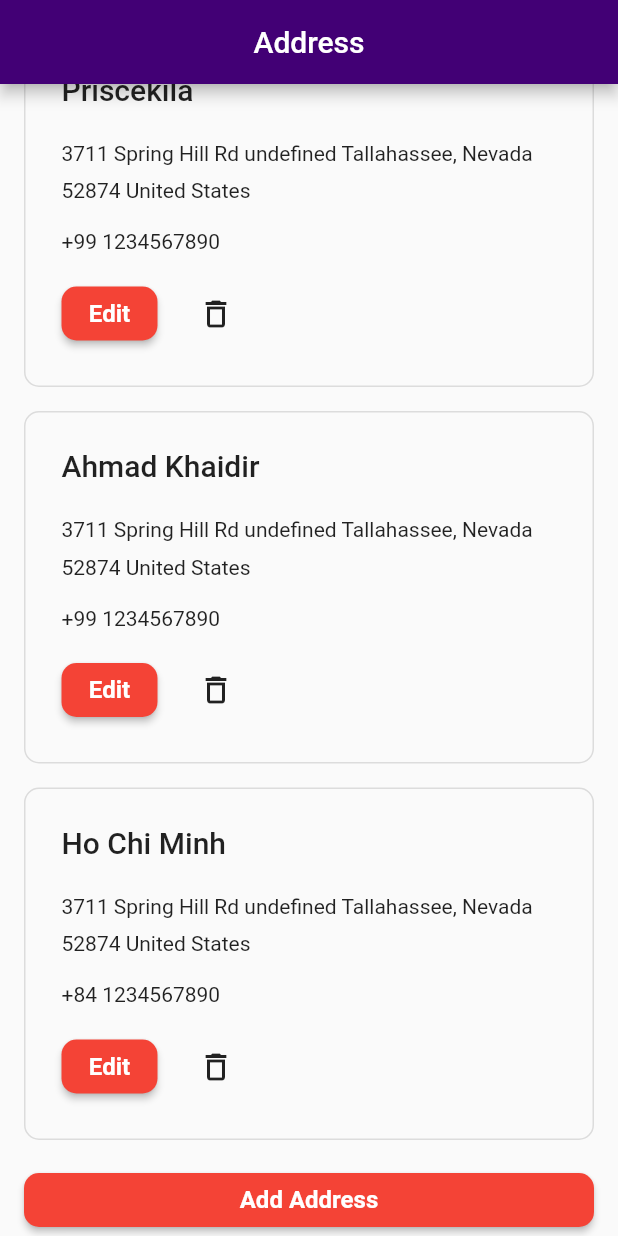
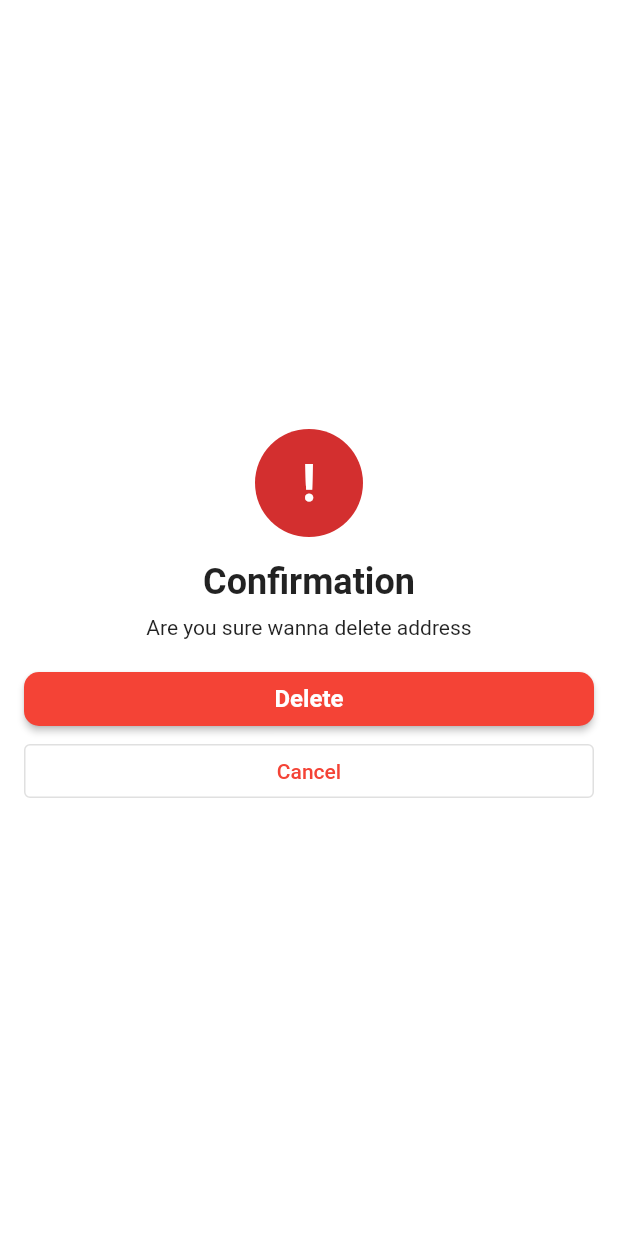
Before and after one commit to wewo-ecommerce/wewo, a Flutter app: the screen it shows after launch, scrolled down 49 dp, after a tap on the "delete outline" icon, on a phone screen of 412 x 824 dp. Run offline on Flutter 3.47's test engine with Material 2 defaults, Android fonts, the light colour scheme and no system bars; our stand-ins replace another_flushbar, cached_network_image, cloud_firestore, flutter_svg, get, get_storage and 2 more; missing offline and left inert: dart:ffi; accounts and stored records are empty; Roboto replaces fonts that are missing (Quicksand).

Commit message:
address config route

```diff
--- a/lib/app/modules/address/views/widgets/address_card.dart
+++ b/lib/app/modules/address/views/widgets/address_card.dart
@@ -8,7 +8,7 @@ class AddressCard extends StatefulWidget {
 
   const AddressCard({
     super.key,
-    required this. address,
+    required this.address,
   });
 
   @override
@@ -38,7 +38,8 @@ class _AddressCardState extends State<AddressCard> {
             border: Border.all(
                 color: isCardClick
                     ? context.theme.primaryColor
-                    : context.theme.dividerColor),
+                    : context.theme.dividerColor,
+            ),
             borderRadius: BorderRadius.circular(10)),
         padding: const EdgeInsets.all(24),
         margin: EdgeInsets.zero,
@@ -67,7 +68,7 @@ class _AddressCardState extends State<AddressCard> {
                 ),
                 const SizedBox(width: 15),
                 IconButton(
-                   onPressed: (){},
+                    onPressed: _showDeleteDialog,
                     icon: const Icon(Icons.delete_outline_outlined))
               ],
             )
@@ -76,4 +77,62 @@ class _AddressCardState extends State<AddressCard> {
       ),
     );
   }
+  void _showDeleteDialog(){
+      showGeneralDialog(
+        context: context,
+        barrierColor: context.theme.colorScheme.surface,
+        transitionDuration: const Duration(milliseconds: 200),
+        pageBuilder: (context, animation, secondaryAnimation) =>
+            Dialog(
+                backgroundColor: Colors.transparent,
+                shadowColor: Colors.transparent,
+                insetPadding: const EdgeInsets.symmetric(
+                    horizontal: 16, vertical: 32),
+                child: Column(
+                  mainAxisSize: MainAxisSize.min,
+                  crossAxisAlignment:
+                  CrossAxisAlignment.stretch,
+                  children: [
+                    Align(
+                      child: Container(
+                        height: 72,
+                        width: 72,
+                        decoration: BoxDecoration(
+                          color: context
+                              .theme.colorScheme.errorContainer,
+                          shape: BoxShape.circle,
+                        ),
+                        alignment: Alignment.center,
+                        child: Text(
+                          '!',
+                          style: TextStyle(
+                            fontSize: 34,
+                            fontWeight: FontWeight.w700,
+                            color: context.theme.colorScheme
+                                .onErrorContainer,
+                          ),
+                        ),
+                      ),
+                    ),
+                    const SizedBox(height: 16),
+                    Text('Confirmation',
+                        style: context.textTheme.headlineSmall
+                            ?.copyWith(
+                          fontWeight: FontWeight.w700,
+                        ),
+                        textAlign: TextAlign.center),
+                    const SizedBox(height: 8),
+                    Text('Are you sure wanna delete address',
+                        textAlign: TextAlign.center),
+                    const SizedBox(height: 16),
+                    ElevatedButton(
+                        onPressed: () {},
+                        child: Text('Delete')),
+                    OutlinedButton(
+                        onPressed: () => Navigator.pop(context),
+                        child: Text('Cancel')),
+                  ],
+                )),
+      );
+    }
 }
--- a/lib/app/routes/app_pages.dart
+++ b/lib/app/routes/app_pages.dart
@@ -41,11 +41,11 @@ class AppPages {
       binding: AddressBinding(),
       children: [
         GetPage(
-            name: '/create',
+            name: _Paths.CREATE,
             page: () => const AddressCreateScreen(),
         ),
         GetPage(
-            name: '/edit',
+            name: _Paths.ADDRESS_EDIT,
             page: () => const AddressEditScreen(),
         ),
       ]
--- a/lib/app/routes/app_routes.dart
+++ b/lib/app/routes/app_routes.dart
@@ -8,18 +8,21 @@ abstract class Routes {
   static const STORE_VIEW = _Paths.STORE_VIEW;
   static const ADDRESS = _Paths.ADDRESS;
   //Address
-  static const ADDRESS_CREATE = ADDRESS + _Paths.ADDRESS_CREATE;
-  static String ADDRESS_EDIT(String addressID) => "$ADDRESS/${Parameters.addressID}";
+  static const ADDRESS_CREATE = "$ADDRESS${_Paths.CREATE}";
+  static String ADDRESS_EDIT(String addressID) => "$ADDRESS${_Paths.EDIT}/${Parameters.addressID}";
 }
 
 abstract class _Paths {
   _Paths._();
   //Common paths
+  static const EDIT = "/edit";
+  static const CREATE = "/create";
+  static const DETAIL = "/detail";
+  //HOME
   static const HOME = '/home';
   static const SHOPPING_CART = '/shopping_cart';
   static const STORE_VIEW = '/store_view';
   //Address
   static const ADDRESS = '/address';
-  static const ADDRESS_CREATE = '/create';
-  static const ADDRESS_EDIT = '/edit/:${Parameters.addressID}';
+  static const ADDRESS_EDIT = '/:${Parameters.addressID}';
 }
```
